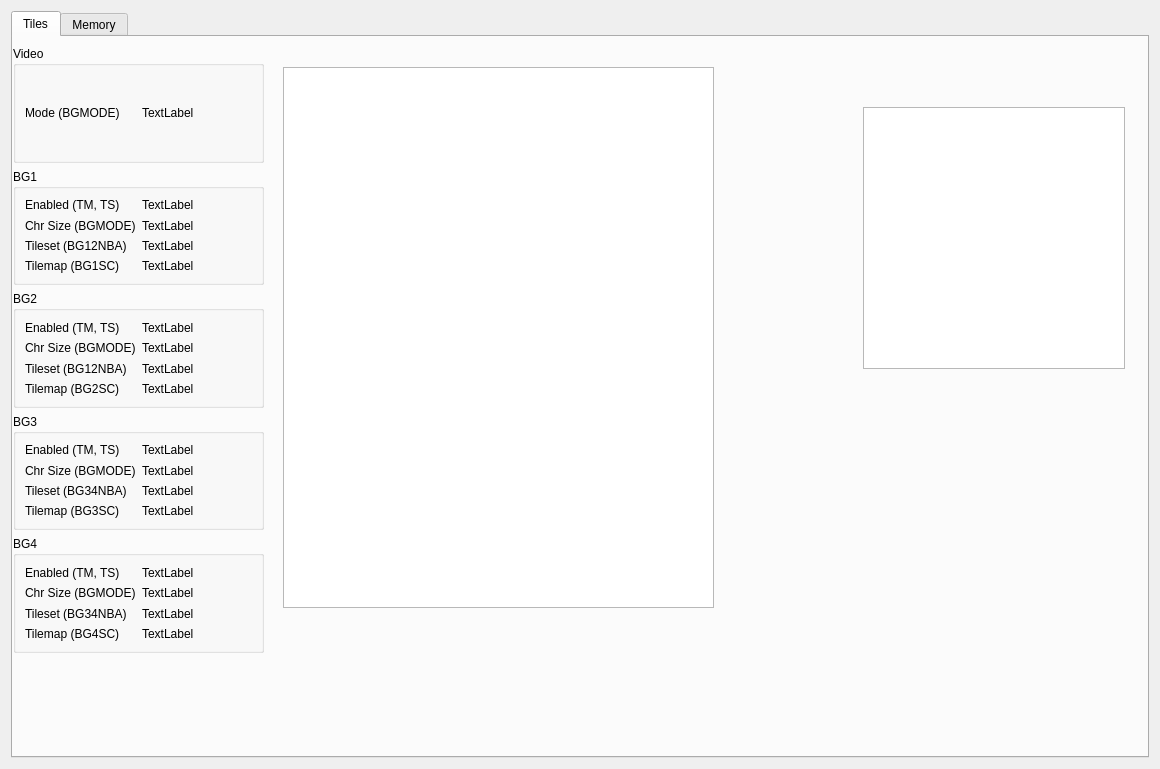
Qt form src/ui/InfoWindow.ui (zlisinski/zlsnes) before a commit.
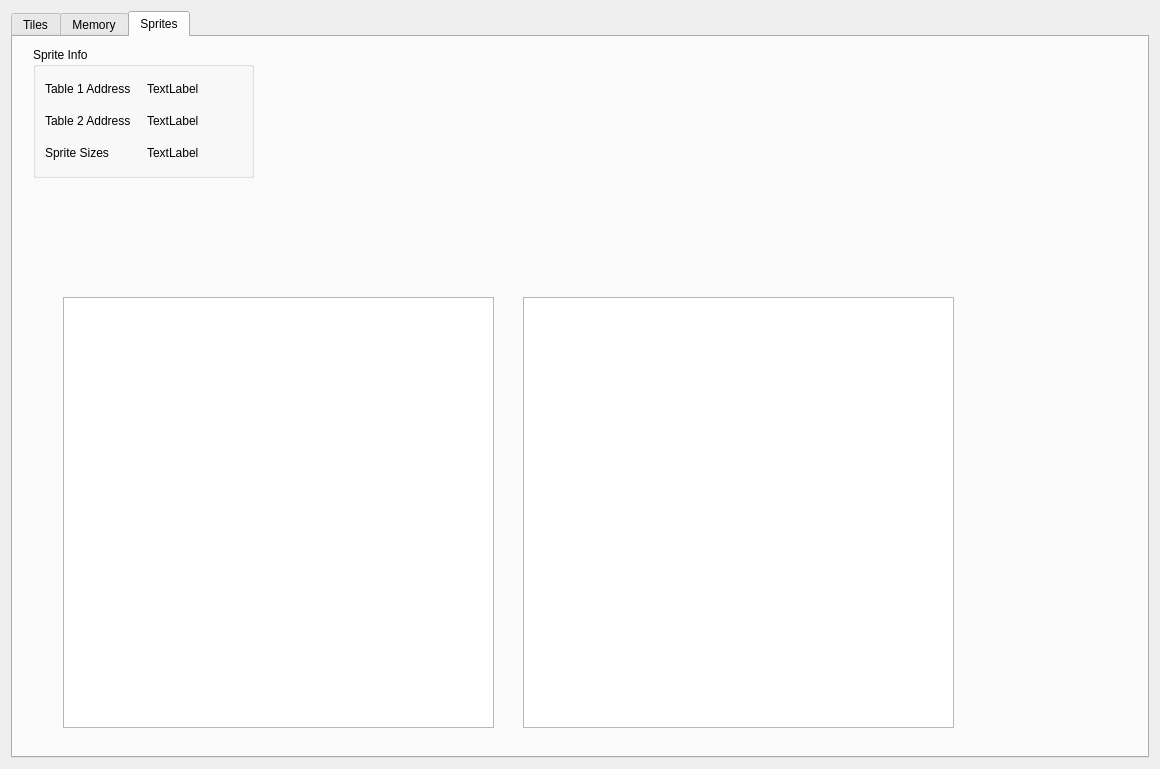
The same form after that commit.

Commit message: Added basic sprite rendering

```diff
--- a/src/ui/InfoWindow.ui
+++ b/src/ui/InfoWindow.ui
@@ -17,7 +17,7 @@
    <item row="0" column="0">
     <widget class="QTabWidget" name="tabWidget">
      <property name="currentIndex">
-      <number>0</number>
+      <number>2</number>
      </property>
      <widget class="QWidget" name="tabTiles">
       <attribute name="title">
@@ -611,6 +611,88 @@
        </layout>
       </widget>
      </widget>
+     <widget class="QWidget" name="tabSprites">
+      <attribute name="title">
+       <string>Sprites</string>
+      </attribute>
+      <widget class="QGraphicsView" name="gvObjTable1">
+       <property name="geometry">
+        <rect>
+         <x>50</x>
+         <y>260</y>
+         <width>431</width>
+         <height>431</height>
+        </rect>
+       </property>
+      </widget>
+      <widget class="QGraphicsView" name="gvObjTable2">
+       <property name="geometry">
+        <rect>
+         <x>510</x>
+         <y>260</y>
+         <width>431</width>
+         <height>431</height>
+        </rect>
+       </property>
+      </widget>
+      <widget class="QGroupBox" name="groupBox_7">
+       <property name="geometry">
+        <rect>
+         <x>20</x>
+         <y>10</y>
+         <width>221</width>
+         <height>131</height>
+        </rect>
+       </property>
+       <property name="title">
+        <string>Sprite Info</string>
+       </property>
+       <layout class="QGridLayout" name="gridLayout_8">
+        <item row="0" column="1">
+         <widget class="QLabel" name="labelObjTable1Addr">
+          <property name="text">
+           <string>TextLabel</string>
+          </property>
+         </widget>
+        </item>
+        <item row="0" column="0">
+         <widget class="QLabel" name="label_33">
+          <property name="text">
+           <string>Table 1 Address</string>
+          </property>
+         </widget>
+        </item>
+        <item row="1" column="0">
+         <widget class="QLabel" name="label_37">
+          <property name="text">
+           <string>Table 2 Address</string>
+          </property>
+         </widget>
+        </item>
+        <item row="1" column="1">
+         <widget class="QLabel" name="labelObjTable2Addr">
+          <property name="text">
+           <string>TextLabel</string>
+          </property>
+         </widget>
+        </item>
+        <item row="2" column="0">
+         <widget class="QLabel" name="label_40">
+          <property name="text">
+           <string>Sprite Sizes</string>
+          </property>
+         </widget>
+        </item>
+        <item row="2" column="1">
+         <widget class="QLabel" name="labelObjSizes">
+          <property name="text">
+           <string>TextLabel</string>
+          </property>
+         </widget>
+        </item>
+       </layout>
+      </widget>
+     </widget>
     </widget>
    </item>
   </layout>
```
The commit also changes 7 other files.
